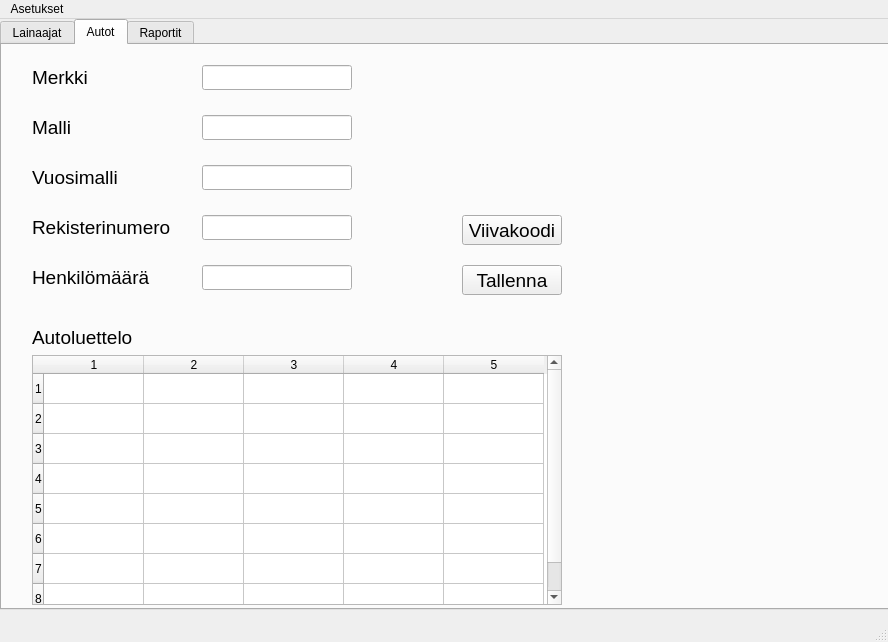
First picture: the form in autolainaus.ui, repository Sandrowue/Autolainaus, before the edit.
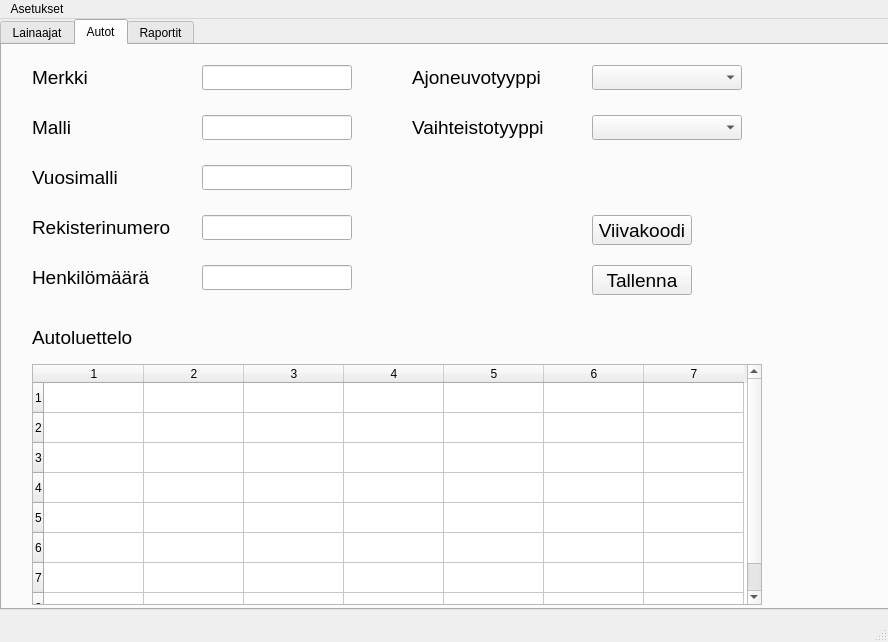
Second picture: the form after the edit. The open tabs and pages were chosen to show the change.

Commit message: ajoneuvotyyppi ja vaihteistotyyppi lisätty auto välilehteen

What changed in the file:
```diff
--- a/autolainaus.ui
+++ b/autolainaus.ui
@@ -372,16 +372,16 @@
       <property name="geometry">
        <rect>
         <x>30</x>
-        <y>310</y>
-        <width>530</width>
-        <height>250</height>
+        <y>319</y>
+        <width>730</width>
+        <height>241</height>
        </rect>
       </property>
       <property name="rowCount">
        <number>8</number>
       </property>
       <property name="columnCount">
-       <number>5</number>
+       <number>7</number>
       </property>
       <row/>
       <row/>
@@ -396,6 +396,8 @@
       <column/>
       <column/>
       <column/>
+      <column/>
+      <column/>
      </widget>
      <widget class="QLineEdit" name="merkkiLineEdit">
       <property name="geometry">
@@ -475,7 +477,7 @@
      <widget class="QPushButton" name="tallennaAutotPushButton">
       <property name="geometry">
        <rect>
-        <x>460</x>
+        <x>590</x>
         <y>220</y>
         <width>100</width>
         <height>30</height>
@@ -493,7 +495,7 @@
      <widget class="QPushButton" name="viivakoodiPushButton">
       <property name="geometry">
        <rect>
-        <x>460</x>
+        <x>590</x>
         <y>170</y>
         <width>100</width>
         <height>30</height>
@@ -508,6 +510,62 @@
        <string>Viivakoodi</string>
       </property>
      </widget>
+     <widget class="QLabel" name="ajoneuvotyyppiLabel">
+      <property name="geometry">
+       <rect>
+        <x>410</x>
+        <y>20</y>
+        <width>150</width>
+        <height>25</height>
+       </rect>
+      </property>
+      <property name="font">
+       <font>
+        <pointsize>14</pointsize>
+       </font>
+      </property>
+      <property name="text">
+       <string>Ajoneuvotyyppi</string>
+      </property>
+     </widget>
+     <widget class="QComboBox" name="ajoneuvotyyppiComboBox">
+      <property name="geometry">
+       <rect>
+        <x>590</x>
+        <y>20</y>
+        <width>150</width>
+        <height>25</height>
+       </rect>
+      </property>
+     </widget>
+     <widget class="QLabel" name="vaihteistotyyppiLabel">
+      <property name="geometry">
+       <rect>
+        <x>410</x>
+        <y>70</y>
+        <width>150</width>
+        <height>25</height>
+       </rect>
+      </property>
+      <property name="font">
+       <font>
+        <pointsize>14</pointsize>
+       </font>
+      </property>
+      <property name="text">
+       <string>Vaihteistotyyppi</string>
+      </property>
+     </widget>
+     <widget class="QComboBox" name="vaihteistotyyppiComboBox">
+      <property name="geometry">
+       <rect>
+        <x>590</x>
+        <y>70</y>
+        <width>150</width>
+        <height>25</height>
+       </rect>
+      </property>
+     </widget>
     </widget>
     <widget class="QWidget" name="raportit">
      <attribute name="title">
```
Left out of the diff: 2 changed lines with no effect on the pictures. The commit also changes 2 other files.
